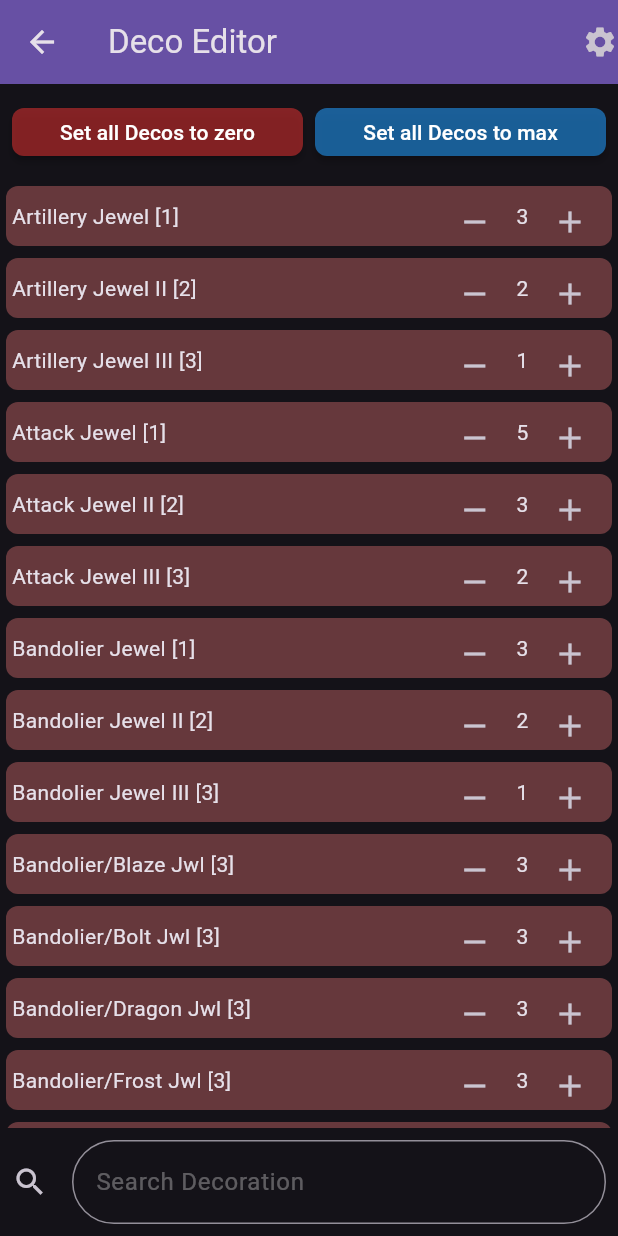
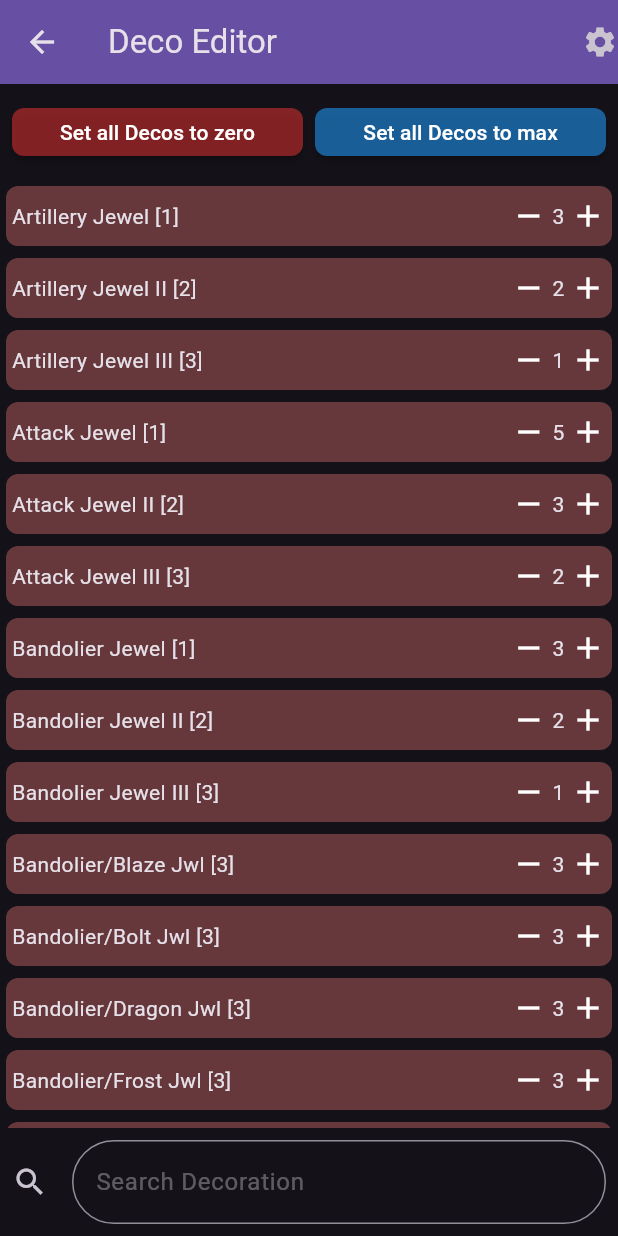
Before and after one commit to brachy84/Brachydium-MHW, a Flutter app: the screen it shows after launch, after a tap on "Edit my deocs", on a phone screen of 412 x 824 dp. Run offline on Flutter 3.47's test engine with Material 3 defaults, Android fonts, the phone set to English and light mode, and no system bars; our stand-ins replace bloc, blurrycontainer, flutter_bloc, flutter_spinbox, freezed_annotation, talker; missing offline and left inert: flutter_portal, window_size.

Commit message:
less laggy deco list

```diff
--- a/lib/screen/decoration.dart
+++ b/lib/screen/decoration.dart
@@ -114,6 +114,9 @@ class _DecoEditorState extends State<DecoEditor> {
   }
 }
 
+const minus = Icon(Icons.remove);
+const plus = Icon(Icons.add);
+
 class DecoTile extends StatelessWidget {
   const DecoTile({super.key, required this.deco});
 
@@ -133,16 +136,34 @@ class DecoTile extends StatelessWidget {
         children: [
           Text(deco.localizedName),
           Spacer(),
-          IconButton(onPressed: () => context.read<SearcherArgsCubit>().updateDecoLevelBy(deco, -1), icon: Icon(Icons.remove)),
+          FastButton(deco: deco, up: false),
+          //IconButton(onPressed: () => context.read<SearcherArgsCubit>().updateDecoLevelBy(deco, -1), icon: minus),
           BlocBuilder<SearcherArgsCubit, SearcherArgsState>(
             buildWhen: (prev, next) => prev.decos?[deco] != next.decos?[deco],
             builder: (context, state) {
               return Text(' ${state.decos?[deco] ?? deco.maxDecoAmount} ');
             },
           ),
-          IconButton(onPressed: () => context.read<SearcherArgsCubit>().updateDecoLevelBy(deco, 1), icon: Icon(Icons.add))
+          FastButton(deco: deco, up: true)
+          //IconButton(onPressed: () => context.read<SearcherArgsCubit>().updateDecoLevelBy(deco, 1), icon: plus)
         ],
       ),
     );
   }
 }
+
+class FastButton extends StatelessWidget {
+  const FastButton({super.key, required this.deco, required this.up});
+
+  final Deco deco;
+  final bool up;
+
+  @override
+  Widget build(BuildContext context) {
+    return InkResponse(
+      onTap: () => context.read<SearcherArgsCubit>().updateDecoLevelBy(deco, up ? 1 : -1),
+      radius: 10,
+      child: up ? plus : minus,
+    );
+  }
+}
```
